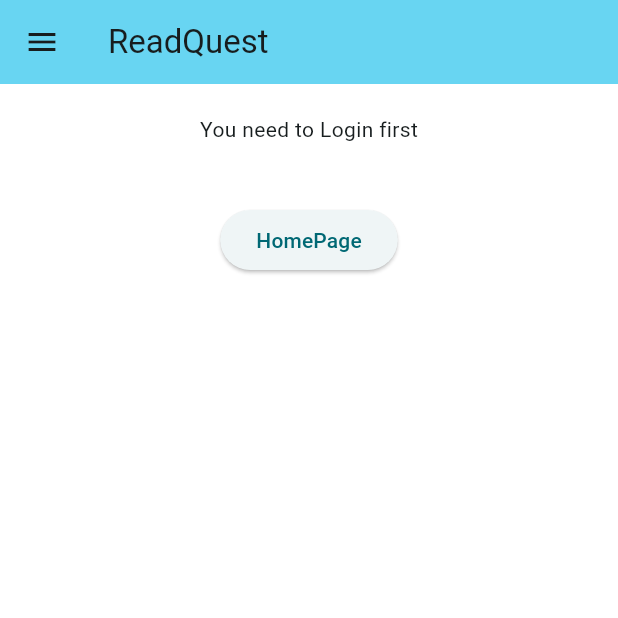
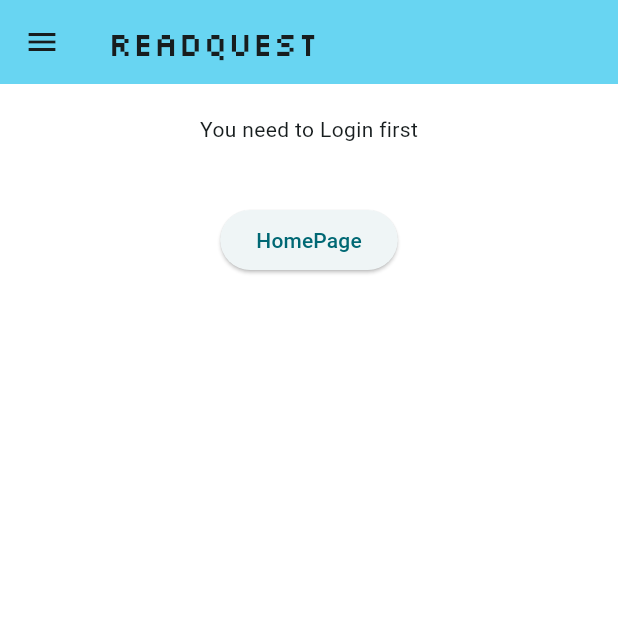
Before and after one commit to TK-PBP-F02/ReadQuest-Mobile, a Flutter app: the screen it shows after launch, after a tap on "Profile", on a phone screen of 412 x 824 dp, the top half of it. Run offline on Flutter 3.47's test engine with Material 3 defaults, Android fonts, the phone set to English and light mode, and no system bars; our stand-ins replace cached_network_image, flutter_form_builder, form_builder_validators, shared_preferences; missing offline and left inert: pbp_django_auth; network calls fail.

Commit message:
Font Updates

```diff
--- a/lib/auth/login.dart
+++ b/lib/auth/login.dart
@@ -45,7 +45,7 @@ class _LoginPageState extends State<LoginPage> {
     final request = context.watch<CookieRequest>();
     return Scaffold(
       appBar: AppBar(
-        title: const Text('Login'),
+        title: const Text('Login', style: TextStyle(fontFamily: 'Silkscreen')),
       ),
       body: Container(
         padding: const EdgeInsets.all(16.0),
--- a/lib/discussion/discussion.dart
+++ b/lib/discussion/discussion.dart
@@ -64,7 +64,7 @@ class _ForumPageState extends State<ForumPage> {
           title: const Center(
               child: Text(
             'Forum',
-            style: TextStyle(fontWeight: FontWeight.w600),
+            style: TextStyle(fontWeight: FontWeight.w600, fontFamily: 'Silkscreen'),
           )),
           backgroundColor: const Color.fromARGB(255, 90, 229, 237),
           actions: [
--- a/lib/discussion/forum_detailpage.dart
+++ b/lib/discussion/forum_detailpage.dart
@@ -72,7 +72,7 @@ class _ForumPageDetailState extends State<ForumPageDetail> {
           title: const Center(
               child: Text(
             'Forum',
-            style: TextStyle(fontWeight: FontWeight.w600),
+            style: TextStyle(fontWeight: FontWeight.w600, fontFamily: 'Silkscreen'),
           )),
           backgroundColor: const Color.fromARGB(255, 90, 229, 237),
           actions: [
--- a/lib/inventory/inventory_form.dart
+++ b/lib/inventory/inventory_form.dart
@@ -23,7 +23,7 @@ class _InventoryFormPageState extends State<InventoryFormPage> {
         appBar: AppBar(
           title: const Center(
             child: Text(
-              'Form Tambah Inventory',
+              'Form Tambah Inventory', style: TextStyle(fontFamily: 'Silkscreen')
             ),
           ),
           backgroundColor: Color.fromARGB(255, 90, 229, 237),
--- a/lib/inventory/list_inventory.dart
+++ b/lib/inventory/list_inventory.dart
@@ -47,7 +47,7 @@ class _InventoryPageState extends State<InventoryPage> {
     final request = context.watch<CookieRequest>();
     return Scaffold(
       appBar: AppBar(
-        title: const Text('Inventories'),
+        title: const Text('Inventories', style: TextStyle(fontFamily: 'Silkscreen')),
         backgroundColor: Color.fromARGB(255, 90, 229, 237),
       ),
       drawer: const Option(),
--- a/lib/journal/list_books_journal.dart
+++ b/lib/journal/list_books_journal.dart
@@ -144,7 +144,7 @@ class _JournalPageState extends State<JournalPage> {
   Widget build(BuildContext context) {
     return Scaffold(
       appBar: AppBar(
-        title: Text('User-Created Books'),
+        title: Text('User-Created Books', style: TextStyle(fontFamily: 'Silkscreen')),
         actions: [
           Padding(
             padding: const EdgeInsets.only(right: 20.0),
--- a/lib/leaderboard/regboard.dart
+++ b/lib/leaderboard/regboard.dart
@@ -30,7 +30,7 @@ class _RegLeaderboardPageState extends State<RegLeaderboardPage> {
         backgroundColor: Colors.lightBlueAccent,
         title: const Text('Register'),
       ),
-      backgroundColor: Colors.greenAccent,
+      backgroundColor: const Color.fromARGB(255, 242, 242, 242),
       drawer: const Option(),
       body: Form(
         key: _formKey,
--- a/lib/main/Profile.dart
+++ b/lib/main/Profile.dart
@@ -55,7 +55,7 @@ class _ProfilePageState extends State<ProfilePage> {
       backgroundColor: Color.fromARGB(255, 255, 255, 255),
       appBar: AppBar(
         backgroundColor: Color.fromARGB(250, 101, 212, 242),
-        title: const Text('ReadQuest'),
+        title: const Text('ReadQuest', style: TextStyle(fontFamily: 'Silkscreen')),
       ),
       drawer: const Option(),
       body: SingleChildScrollView(
@@ -105,6 +105,7 @@ class _ProfilePageState extends State<ProfilePage> {
                             'Profile User',
                             textAlign: TextAlign.center,
                             style: TextStyle(
+                              fontFamily: 'Silkscreen',
                               fontSize: 30,
                               fontWeight: FontWeight.bold,
                             ),
@@ -117,6 +118,9 @@ class _ProfilePageState extends State<ProfilePage> {
                             Text(
                               ' Nama : ${SharedVariable.user?.fields.username}',
                               textAlign: TextAlign.center,
+                              style: TextStyle(
+                                fontFamily: 'Silkscreen',
+                              )
                             ),
                           ],
                         ),
@@ -127,6 +131,9 @@ class _ProfilePageState extends State<ProfilePage> {
                             Text(
                               ' Point : ${SharedVariable.user?.fields.point}',
                               textAlign: TextAlign.center,
+                              style: TextStyle(
+                                fontFamily: 'Silkscreen',
+                              )
                             ),
                           ],
                         ),
@@ -137,6 +144,9 @@ class _ProfilePageState extends State<ProfilePage> {
                             Text(
                               ' Buyed : ${SharedVariable.user?.fields.buyed}',
                               textAlign: TextAlign.center,
+                              style: TextStyle(
+                                fontFamily: 'Silkscreen',
+                              )
                             ),
                           ],
                         ),
@@ -147,6 +157,9 @@ class _ProfilePageState extends State<ProfilePage> {
                             Text(
                               ' Reviewed : ${SharedVariable.user?.fields.reviewed}',
                               textAlign: TextAlign.center,
+                              style: TextStyle(
+                                fontFamily: 'Silkscreen',
+                              )
                             ),
                           ],
                         ),
@@ -157,6 +170,9 @@ class _ProfilePageState extends State<ProfilePage> {
                             Text(
                               ' Read : ${SharedVariable.user?.fields.readed}',
                               textAlign: TextAlign.center,
+                              style: TextStyle(
+                                fontFamily: 'Silkscreen',
+                              )
                             ),
                           ],
                         ),
@@ -176,6 +192,7 @@ class _ProfilePageState extends State<ProfilePage> {
                             style: TextStyle(
                               fontSize: 30,
                               fontWeight: FontWeight.bold,
+                              fontFamily: 'Silkscreen',
                             ),
                           ),
                         ),
@@ -186,6 +203,9 @@ class _ProfilePageState extends State<ProfilePage> {
                             Text(
                               'Authority',
                               textAlign: TextAlign.center,
+                              style: TextStyle(
+                                fontFamily: 'Silkscreen',
+                              )
                             ),
                           ],
                         ),
@@ -196,6 +216,9 @@ class _ProfilePageState extends State<ProfilePage> {
                             Text(
                               ' Nama : ${SharedVariable.user?.fields.username}',
                               textAlign: TextAlign.center,
+                              style: TextStyle(
+                                fontFamily: 'Silkscreen',
+                              )
                             ),
                           ],
                         ),
@@ -206,6 +229,9 @@ class _ProfilePageState extends State<ProfilePage> {
                             Text(
                               ' Authorize the app the way you want to...',
                               textAlign: TextAlign.center,
+                              style: TextStyle(
+                                fontFamily: 'Silkscreen',
+                              )
                             ),
                           ],
                         ),
--- a/lib/main/homepage.dart
+++ b/lib/main/homepage.dart
@@ -166,6 +166,7 @@ class Guild extends StatelessWidget {
                   style: TextStyle(
                     color: Colors.white,
                     fontSize: MediaQuery.of(context).size.width * 0.04,
+                    fontFamily: 'VT323'
                   ),
                 ),
               ),
@@ -201,6 +202,7 @@ class MyHomePage extends StatelessWidget {
         backgroundColor: Color.fromARGB(255, 61, 217, 231),
         title: const Text(
           'ReadQuest',
+          style: TextStyle(fontFamily: 'Silkscreen')
         ),
       ),
       drawer: const Option(),
@@ -218,6 +220,7 @@ class MyHomePage extends StatelessWidget {
                   'Welcome to ReadQuest', // Text yang menandakan toko
                   textAlign: TextAlign.center,
                   style: TextStyle(
+                    fontFamily: 'Silkscreen',
                     fontSize: 30,
                     fontWeight: FontWeight.bold,
                   ),
@@ -230,6 +233,7 @@ class MyHomePage extends StatelessWidget {
                     '${SharedVariable.user?.fields.username}', // Text yang menandakan toko
                     textAlign: TextAlign.center,
                     style: const TextStyle(
+                      fontFamily: 'Silkscreen',
                       fontSize: 30,
                       fontWeight: FontWeight.bold,
                     ),
--- a/lib/quest/queses.dart
+++ b/lib/quest/queses.dart
@@ -95,7 +95,7 @@ class _QuestPageState extends State<QuestPage> {
     if(SharedVariable.user == null){
       return Scaffold(
         appBar: AppBar(
-          title: const Text('Quest'),
+          title: const Text('Quest', style: TextStyle(fontFamily: 'Silkscreen')),
           backgroundColor: const Color.fromARGB(255, 90, 229, 237),
         ),
         drawer: const Option(),
@@ -889,7 +889,7 @@ class QuestDetailPage extends StatelessWidget {
   Widget build(BuildContext context) {
     return Scaffold(
       appBar: AppBar(
-        title: Text(equipment.fields.name),
+        title: Text(equipment.fields.name, style: TextStyle(fontFamily: 'Silkscreen')),
         backgroundColor: Colors.lightBlueAccent,
       ),
       backgroundColor: Color.fromARGB(255, 236, 236, 236),
@@ -977,7 +977,7 @@ class QuestDetailPageBook extends StatelessWidget {
   Widget build(BuildContext context) {
     return Scaffold(
       appBar: AppBar(
-        title: Text(equipment.fields.name),
+        title: Text(equipment.fields.name, style: TextStyle(fontFamily: 'Silkscreen')),
         backgroundColor: Colors.lightBlueAccent,
       ),
       backgroundColor: const Color.fromARGB(255, 235, 235, 235),
--- a/lib/widgets/drawer.dart
+++ b/lib/widgets/drawer.dart
@@ -158,12 +158,18 @@ class Option extends StatelessWidget {
                         'Homepage',
                         textAlign: TextAlign.center,
                         style: TextStyle(
+                          fontFamily: 'Silkscreen',
                           fontSize: 30,
                           fontWeight: FontWeight.bold,
                           color: Colors.white,
                         ),
                       ),
-                      Text("Hallo, ${SharedVariable.user?.fields.username}"),
+                      Text("Hallo, ${SharedVariable.user?.fields.username}", style: TextStyle(
+                          fontFamily: 'Silkscreen',
+                          fontSize: 15,
+                          fontWeight: FontWeight.normal,
+                          color: Colors.white,
+                        ),),
                       const Padding(padding: EdgeInsets.all(10)),
                     ],
                   ),
```
Also changed, not shown: lib/leaderboard/mainboard.dart (+11 -1 lines), lib/main/list_books.dart (+12 -2 lines).
